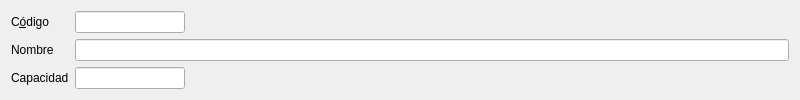
This is es.alephsistemas.gestion.almacen/almacenesubicaciones.dbrecord.ui in dpinelo/AlephERP-MainModules as Qt 5 draws it before an edit. The edited form follows.
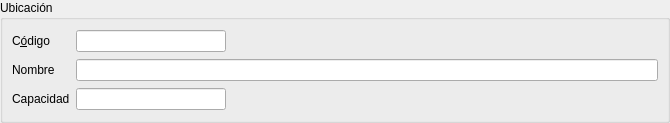
This is the edited form. Custom widgets are drawn as their Qt base class.

Patch:
```diff
--- a/es.alephsistemas.gestion.almacen/almacenesubicaciones.dbrecord.ui
+++ b/es.alephsistemas.gestion.almacen/almacenesubicaciones.dbrecord.ui
@@ -6,8 +6,8 @@
    <rect>
     <x>0</x>
     <y>0</y>
-    <width>800</width>
-    <height>96</height>
+    <width>670</width>
+    <height>123</height>
    </rect>
   </property>
   <property name="windowTitle">
@@ -16,6 +16,24 @@
   <property name="tableName" stdset="0">
    <string>almacenes</string>
   </property>
+  <layout class="QHBoxLayout" name="horizontalLayout">
+   <property name="leftMargin">
+    <number>0</number>
+   </property>
+   <property name="topMargin">
+    <number>0</number>
+   </property>
+   <property name="rightMargin">
+    <number>0</number>
+   </property>
+   <property name="bottomMargin">
+    <number>0</number>
+   </property>
+   <item>
+    <widget class="QGroupBox" name="groupBox">
+     <property name="title">
+      <string>Ubicación</string>
+     </property>
   <layout class="QGridLayout" name="gridLayout">
    <item row="0" column="0">
     <widget class="QLabel" name="label_2">
@@ -27,7 +45,23 @@
      </property>
     </widget>
    </item>
-   <item row="0" column="3">
+      <item row="0" column="1">
+       <widget class="DBLineEdit" name="db_codigo">
+        <property name="minimumSize">
+         <size>
+          <width>150</width>
+          <height>0</height>
+         </size>
+        </property>
+        <property name="fieldName" stdset="0">
+         <string>codigo</string>
+        </property>
+        <property name="dataEditable" stdset="0">
+         <bool>true</bool>
+        </property>
+       </widget>
+      </item>
+      <item row="0" column="2">
     <spacer name="horizontalSpacer">
      <property name="orientation">
       <enum>Qt::Horizontal</enum>
@@ -50,14 +84,27 @@
      </property>
     </widget>
    </item>
-   <item row="2" column="0" colspan="2">
+      <item row="1" column="1" colspan="2">
+       <widget class="DBLineEdit" name="db_nombre">
+        <property name="fieldName" stdset="0">
+         <string>nombre</string>
+        </property>
+        <property name="dataEditable" stdset="0">
+         <bool>true</bool>
+        </property>
+       </widget>
+      </item>
+      <item row="2" column="0">
     <widget class="QLabel" name="label">
      <property name="text">
       <string>Capacidad</string>
      </property>
-    </widget>
-   </item>
-   <item row="2" column="2">
+        <property name="buddy">
+         <cstring>db_codigo_2</cstring>
+        </property>
+       </widget>
+      </item>
+      <item row="2" column="1">
     <widget class="DBLineEdit" name="db_codigo_2">
      <property name="fieldName" stdset="0">
       <string>codigo</string>
@@ -67,37 +114,20 @@
      </property>
     </widget>
    </item>
-   <item row="2" column="3">
+      <item row="2" column="2">
     <spacer name="horizontalSpacer_2">
      <property name="orientation">
       <enum>Qt::Horizontal</enum>
      </property>
      <property name="sizeHint" stdset="0">
       <size>
-       <width>598</width>
-       <height>20</height>
+          <width>495</width>
+          <height>17</height>
       </size>
      </property>
     </spacer>
    </item>
-   <item row="1" column="2" colspan="2">
-    <widget class="DBLineEdit" name="db_nombre">
-     <property name="fieldName" stdset="0">
-      <string>nombre</string>
-     </property>
-     <property name="dataEditable" stdset="0">
-      <bool>true</bool>
-     </property>
-    </widget>
-   </item>
-   <item row="0" column="2">
-    <widget class="DBLineEdit" name="db_codigo">
-     <property name="fieldName" stdset="0">
-      <string>codigo</string>
-     </property>
-     <property name="dataEditable" stdset="0">
-      <bool>true</bool>
-     </property>
+     </layout>
     </widget>
    </item>
   </layout>
```
Left out of the diff: 3 changed lines with no effect on the pictures. Lines whose indentation alone changed are shown as unchanged.
